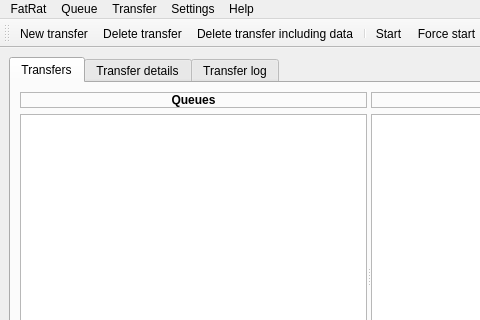
Before: the Qt Designer form MainWindow.ui in LubosD/fatrat, drawn with Qt 5; both pictures show x 0 to 480 and y 0 to 320 of the 737 by 502 pixel window.
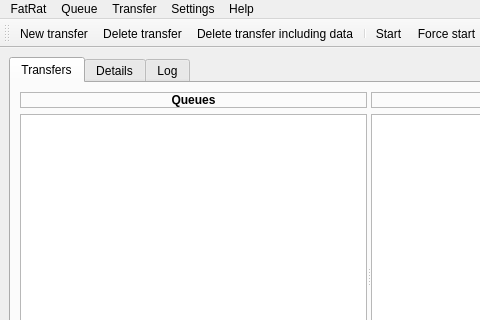
After: the same form once the commit is applied. Icons and pictures are not drawn. Custom widgets are drawn as their Qt base class.

Diff of the .ui file:
```diff
--- a/MainWindow.ui
+++ b/MainWindow.ui
@@ -202,7 +202,7 @@
       </widget>
       <widget class="QWidget" name="tab_2" >
        <attribute name="title" >
-        <string>Transfer details</string>
+        <string>Details</string>
        </attribute>
        <attribute name="icon" >
         <iconset resource="gfx/resources.qrc" >:/menu/details.png</iconset>
@@ -335,7 +335,7 @@
       </widget>
       <widget class="QWidget" name="tab_3" >
        <attribute name="title" >
-        <string>Transfer log</string>
+        <string>Log</string>
        </attribute>
        <attribute name="icon" >
         <iconset resource="gfx/resources.qrc" >:/menu/log.png</iconset>
```
